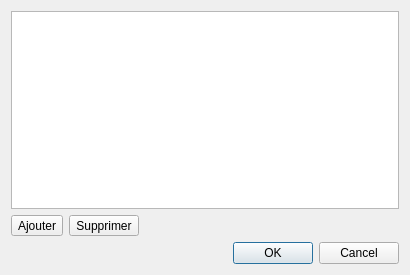
First picture: the form in bookmarksdialog.ui, repository davidremacle/Navigator, before the edit.
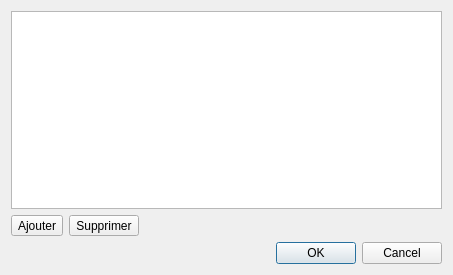
Second picture: the form after the edit.

```diff
--- a/bookmarksdialog.ui
+++ b/bookmarksdialog.ui
@@ -6,7 +6,7 @@
    <rect>
     <x>0</x>
     <y>0</y>
-    <width>410</width>
+    <width>453</width>
     <height>275</height>
    </rect>
   </property>
@@ -31,7 +31,17 @@
      </property>
     </widget>
    </item>
-   <item row="2" column="0" colspan="2">
+   <item row="3" column="2">
+    <widget class="QDialogButtonBox" name="buttonBox">
+     <property name="orientation">
+      <enum>Qt::Horizontal</enum>
+     </property>
+     <property name="standardButtons">
+      <set>QDialogButtonBox::Cancel|QDialogButtonBox::Ok</set>
+     </property>
+    </widget>
+   </item>
+   <item row="3" column="0" colspan="2">
     <spacer name="horizontalSpacer">
      <property name="orientation">
       <enum>Qt::Horizontal</enum>
@@ -44,16 +54,6 @@
      </property>
     </spacer>
    </item>
-   <item row="2" column="2">
-    <widget class="QDialogButtonBox" name="buttonBox">
-     <property name="orientation">
-      <enum>Qt::Horizontal</enum>
-     </property>
-     <property name="standardButtons">
-      <set>QDialogButtonBox::Cancel|QDialogButtonBox::Ok</set>
-     </property>
-    </widget>
-   </item>
   </layout>
  </widget>
  <resources/>
```
